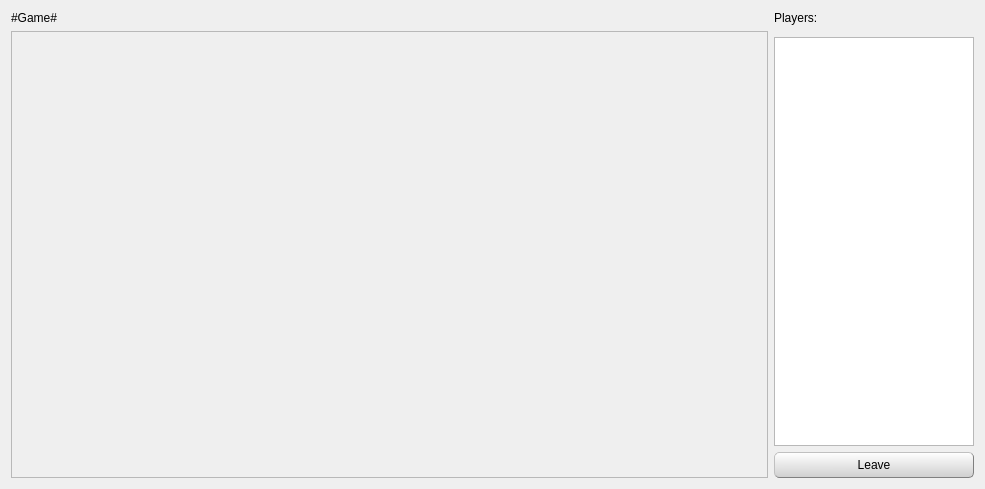
Above: QTClient/ui/GameWidget.ui from stapelberg/vsy-bullshit before the change. Below: the same form after it.
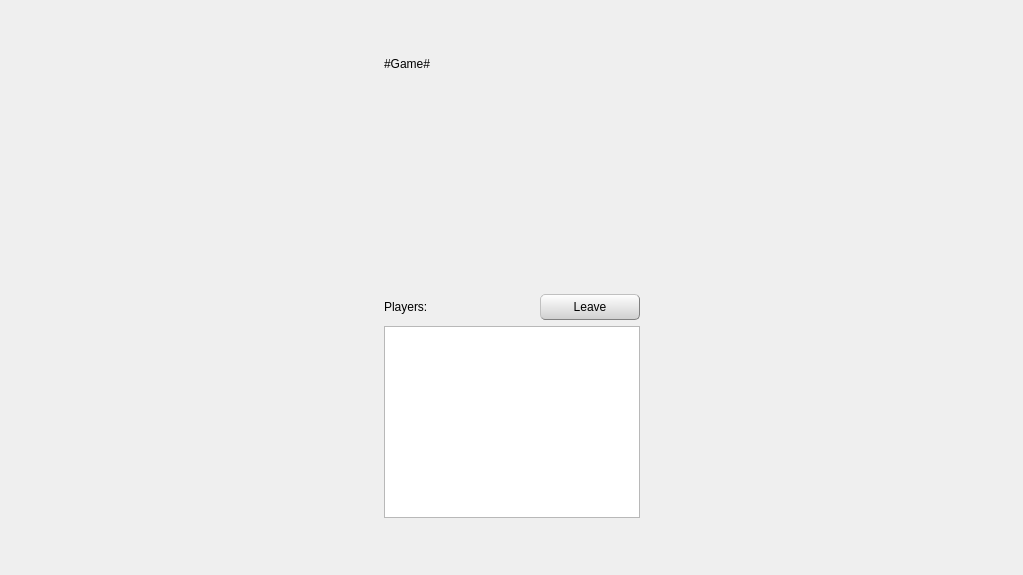
That is the form after the change.

```diff
--- a/QTClient/ui/GameWidget.ui
+++ b/QTClient/ui/GameWidget.ui
@@ -6,79 +6,25 @@
    <rect>
     <x>0</x>
     <y>0</y>
-    <width>985</width>
-    <height>489</height>
+    <width>1023</width>
+    <height>575</height>
    </rect>
   </property>
   <property name="windowTitle">
    <string>Form</string>
   </property>
   <layout class="QGridLayout" name="gridLayout">
-   <item row="3" column="1">
-    <widget class="QListWidget" name="playerList">
-     <property name="maximumSize">
-      <size>
-       <width>200</width>
-       <height>16777215</height>
-      </size>
-     </property>
-    </widget>
-   </item>
-   <item row="0" column="0">
+   <item row="2" column="1" colspan="2">
     <widget class="QLabel" name="gameName">
+     <property name="styleSheet">
+      <string notr="true">background:transparent;</string>
+     </property>
      <property name="text">
       <string>#Game#</string>
      </property>
     </widget>
    </item>
-   <item row="4" column="1">
-    <widget class="QPushButton" name="leaveButton">
-     <property name="styleSheet">
-      <string notr="true">QPushButton {
-background-color: qlineargradient(spread:pad, x1:0.545, y1:1, x2:0.528273, y2:0, stop:0 rgba(207, 207, 207, 255), stop:1 rgba(255, 255, 255, 255));
-  border-style: outset;
-     border-width: 1px;
-     border-radius: 5px;
-     border-color: gray;
-padding: 5px;
-}
-QPushButton::pressed {
-     border-style: inset;
- }</string>
-     </property>
-     <property name="text">
-      <string>Leave</string>
-     </property>
-    </widget>
-   </item>
-   <item row="2" column="0" rowspan="3">
-    <widget class="QFrame" name="frame">
-     <property name="sizePolicy">
-      <sizepolicy hsizetype="Expanding" vsizetype="Expanding">
-       <horstretch>0</horstretch>
-       <verstretch>0</verstretch>
-      </sizepolicy>
-     </property>
-     <property name="minimumSize">
-      <size>
-       <width>0</width>
-       <height>0</height>
-      </size>
-     </property>
-     <property name="frameShape">
-      <enum>QFrame::StyledPanel</enum>
-     </property>
-     <property name="frameShadow">
-      <enum>QFrame::Raised</enum>
-     </property>
-     <layout class="QGridLayout" name="gridLayout_2">
-      <property name="margin">
-       <number>0</number>
-      </property>
-      <property name="spacing">
-       <number>0</number>
-      </property>
-      <item row="1" column="0">
+   <item row="4" column="1" colspan="2">
        <widget class="QTableWidget" name="wordTable">
         <property name="minimumSize">
          <size>
@@ -122,10 +68,10 @@
          <number>0</number>
         </property>
         <property name="verticalScrollBarPolicy">
-         <enum>Qt::ScrollBarAlwaysOff</enum>
+      <enum>Qt::ScrollBarAsNeeded</enum>
         </property>
         <property name="horizontalScrollBarPolicy">
-         <enum>Qt::ScrollBarAlwaysOff</enum>
+      <enum>Qt::ScrollBarAsNeeded</enum>
         </property>
         <property name="autoScroll">
          <bool>false</bool>
@@ -183,11 +129,129 @@
         </attribute>
        </widget>
       </item>
-     </layout>
+   <item row="4" column="0">
+    <spacer name="horizontalSpacer">
+     <property name="orientation">
+      <enum>Qt::Horizontal</enum>
+     </property>
+     <property name="sizeHint" stdset="0">
+      <size>
+       <width>40</width>
+       <height>20</height>
+      </size>
+     </property>
+    </spacer>
+   </item>
+   <item row="0" column="1" rowspan="2" colspan="2">
+    <spacer name="verticalSpacer">
+     <property name="orientation">
+      <enum>Qt::Vertical</enum>
+     </property>
+     <property name="sizeType">
+      <enum>QSizePolicy::Expanding</enum>
+     </property>
+     <property name="sizeHint" stdset="0">
+      <size>
+       <width>20</width>
+       <height>40</height>
+      </size>
+     </property>
+    </spacer>
+   </item>
+   <item row="8" column="1" rowspan="2" colspan="2">
+    <spacer name="verticalSpacer_2">
+     <property name="orientation">
+      <enum>Qt::Vertical</enum>
+     </property>
+     <property name="sizeHint" stdset="0">
+      <size>
+       <width>20</width>
+       <height>40</height>
+      </size>
+     </property>
+    </spacer>
+   </item>
+   <item row="4" column="3">
+    <spacer name="horizontalSpacer_2">
+     <property name="orientation">
+      <enum>Qt::Horizontal</enum>
+     </property>
+     <property name="sizeHint" stdset="0">
+      <size>
+       <width>40</width>
+       <height>20</height>
+      </size>
+     </property>
+    </spacer>
+   </item>
+   <item row="7" column="1" colspan="2">
+    <widget class="QListWidget" name="playerList">
+     <property name="sizePolicy">
+      <sizepolicy hsizetype="Expanding" vsizetype="Minimum">
+       <horstretch>0</horstretch>
+       <verstretch>0</verstretch>
+      </sizepolicy>
+     </property>
+     <property name="maximumSize">
+      <size>
+       <width>16777215</width>
+       <height>16777214</height>
+      </size>
+     </property>
+     <property name="iconSize">
+      <size>
+       <width>24</width>
+       <height>24</height>
+      </size>
+     </property>
+     <property name="flow">
+      <enum>QListView::LeftToRight</enum>
+     </property>
+     <property name="layoutMode">
+      <enum>QListView::SinglePass</enum>
+     </property>
+     <property name="spacing">
+      <number>8</number>
+     </property>
+     <property name="viewMode">
+      <enum>QListView::IconMode</enum>
+     </property>
+     <property name="uniformItemSizes">
+      <bool>false</bool>
+     </property>
     </widget>
    </item>
-   <item row="0" column="1">
-    <widget class="QLabel" name="label_2">
+   <item row="6" column="2">
+    <widget class="QPushButton" name="leaveButton">
+     <property name="maximumSize">
+      <size>
+       <width>100</width>
+       <height>16777215</height>
+      </size>
+     </property>
+     <property name="styleSheet">
+      <string notr="true">QPushButton {
+background-color: qlineargradient(spread:pad, x1:0.545, y1:1, x2:0.528273, y2:0, stop:0 rgba(207, 207, 207, 255), stop:1 rgba(255, 255, 255, 255));
+  border-style: outset;
+     border-width: 1px;
+     border-radius: 5px;
+     border-color: gray;
+padding: 5px;
+}
+QPushButton::pressed {
+     border-style: inset;
+ }</string>
+     </property>
+     <property name="text">
+      <string>Leave</string>
+     </property>
+    </widget>
+   </item>
+   <item row="6" column="1">
+    <widget class="QLabel" name="label">
+     <property name="styleSheet">
+      <string notr="true">background:transparent;</string>
+     </property>
      <property name="text">
       <string>Players:</string>
      </property>
```
Left out of the diff: 4 changed lines with no effect on the pictures. Lines whose indentation alone changed are shown as unchanged.
